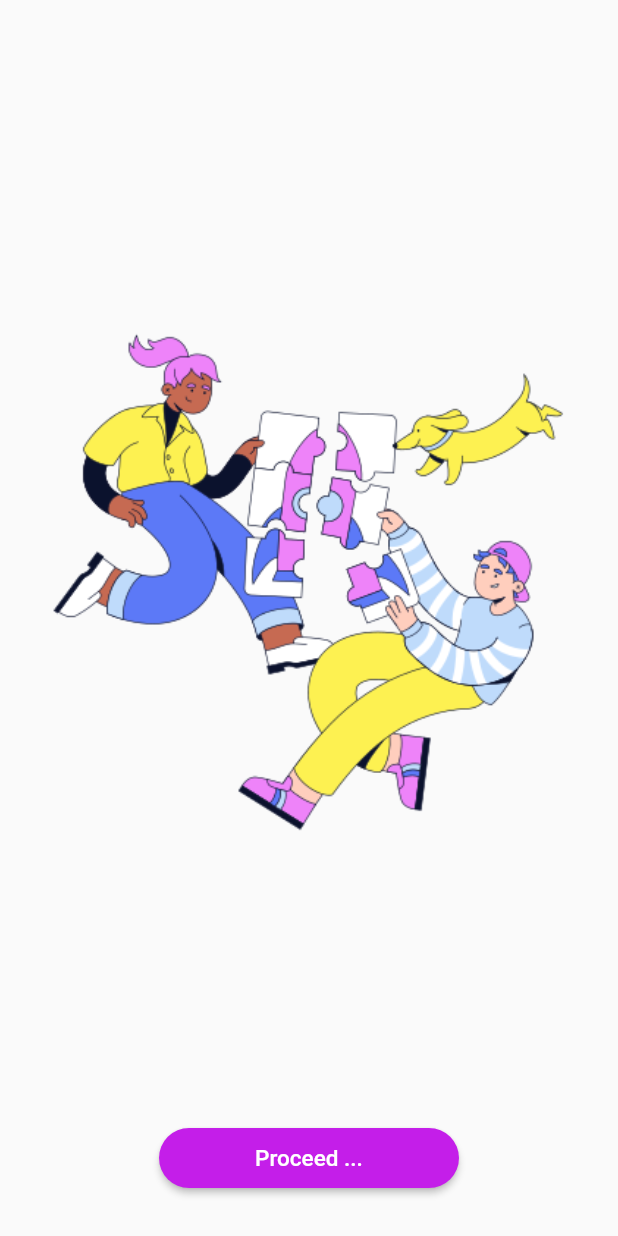
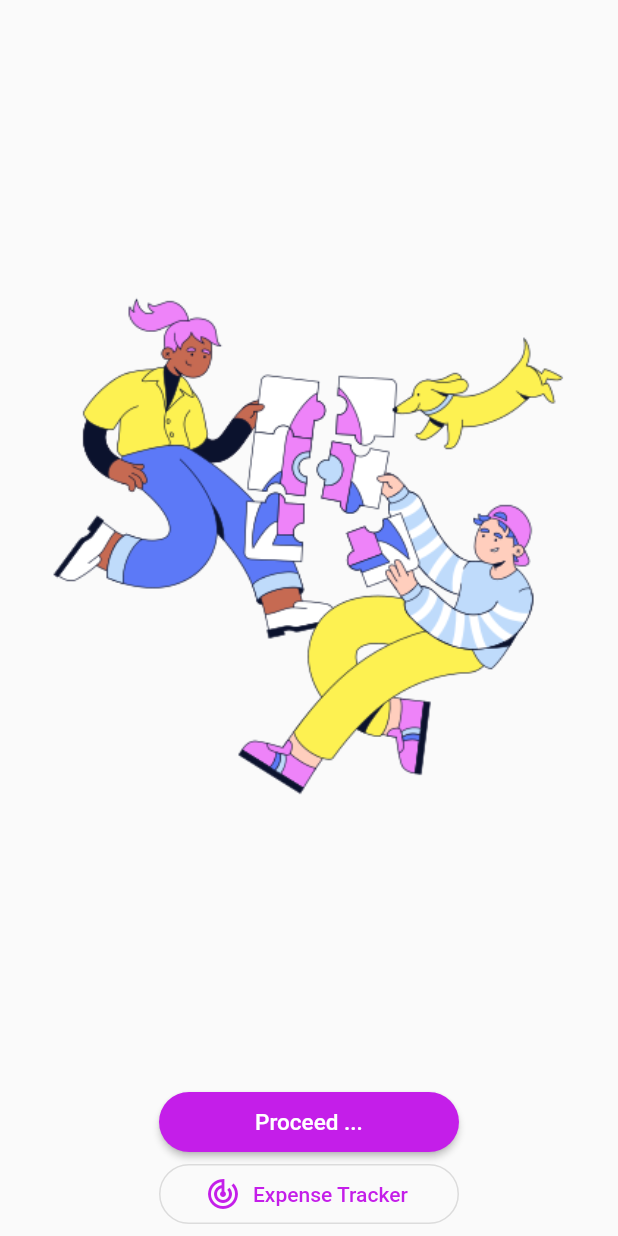
Before and after one commit to Owoeye1321/rocket-auto-app, a Flutter app: the screen it shows after launch, on a phone screen of 412 x 824 dp. Run offline on Flutter 3.47's test engine with Material 2 defaults, Android fonts, the phone set to English and light mode, and no system bars; our stand-ins replace google_fonts.

Commit message:
🙏🙏🙏🙏🚀🚀🚀🚀🚀🚀🚀💥💥💥💥〽️〽️〽️〽️

```diff
--- a/lib/models/expense_model.dart
+++ b/lib/models/expense_model.dart
@@ -1,5 +1,3 @@
-import 'dart:ffi';
-
 import 'package:uuid/uuid.dart';
 
 const uuid = Uuid();
--- a/lib/pages/expenses.dart
+++ b/lib/pages/expenses.dart
@@ -1,4 +1,5 @@
 import 'package:flutter/material.dart';
+import 'package:rocket_auth/widgets/expenses_list.dart';
 import '../models/expense_model.dart';
 
 class Expenses extends StatefulWidget {
@@ -36,6 +37,9 @@ class _Expenses extends State<Expenses> {
     return Scaffold(
       body: Column(children: [
         Text("Hello world"),
+        Expanded(
+          child: ExpensesList(expenses: _registeredExpense),
+        )
       ]),
     );
   }
--- a/lib/pages/splash.dart
+++ b/lib/pages/splash.dart
@@ -1,6 +1,8 @@
 import 'package:flutter/material.dart';
 import 'package:rocket_auth/pages/login.dart';
 import 'package:rocket_auth/utilities/colors.dart';
+
+import 'expenses.dart';
 
 class Splash extends StatelessWidget {
   const Splash({super.key});
@@ -44,6 +46,28 @@ class Splash extends StatelessWidget {
                 style: TextStyle(fontSize: 15),
               ),
             ),
+            OutlinedButton.icon(
+              style: OutlinedButton.styleFrom(
+                  foregroundColor: rootPink,
+                  shape: RoundedRectangleBorder(
+                    borderRadius: BorderRadius.circular(50),
+                  ),
+                  minimumSize: Size(200, 40)),
+              icon: Icon(Icons.track_changes_outlined),
+              onPressed: () {
+                Navigator.of(context).push(
+                  MaterialPageRoute(
+                    builder: (context) {
+                      return Expenses();
+                    },
+                  ),
+                );
+              },
+              label: Text(
+                "Expense Tracker ",
+                style: TextStyle(color: rootPink, fontSize: 14),
+              ),
+            )
           ],
         ),
       ),
```
Also changed, not shown: lib/widgets/expense_item.dart (added, +15 -0 lines), lib/widgets/expenses_list.dart (added, +20 -0 lines).
